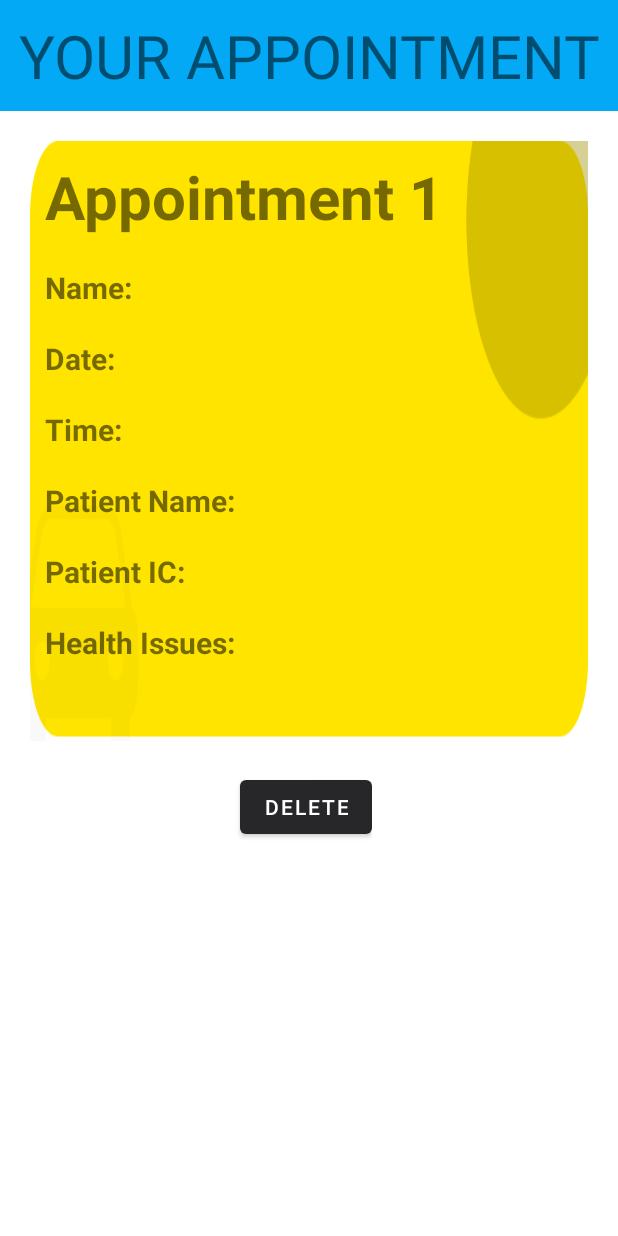
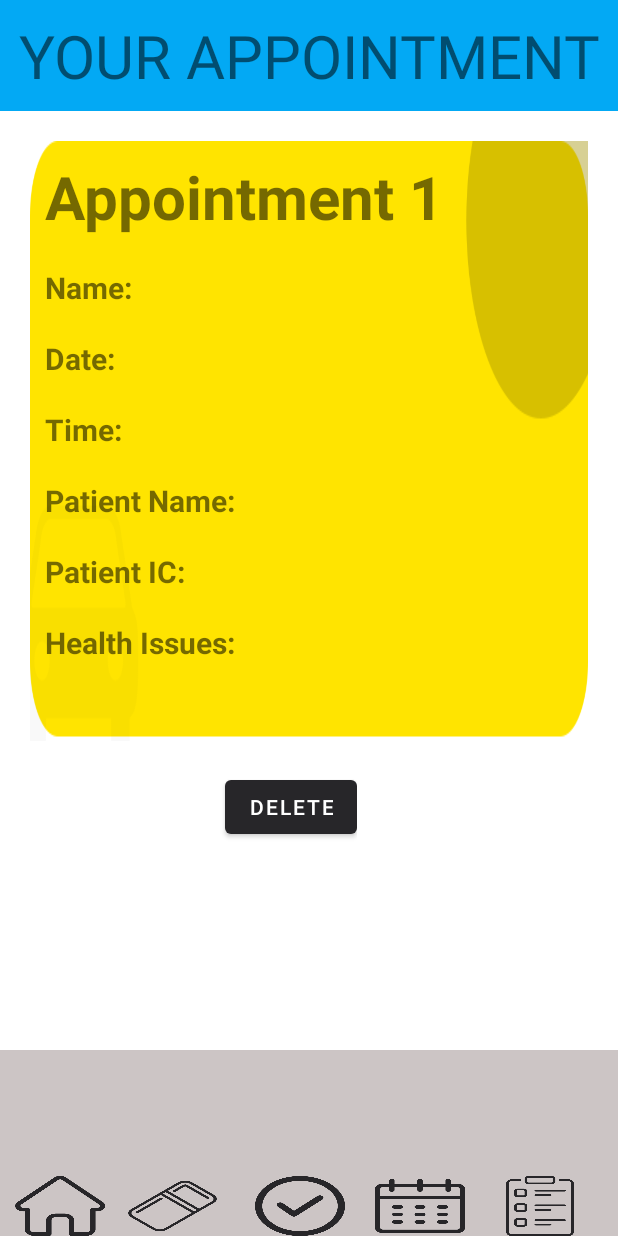
Before and after one commit to JunPeng711/PatientiveApp, an Android app: the ListOfAppointments screen opened directly, with no data from a screen before it, on a phone screen of 412 x 824 dp. Run offline under Robolectric (Android 15) with nearby library versions, the phone set to English and light mode, and no system bars; Roboto replaces fonts that are not available here.

Commit message:
updates (JP)

```diff
--- a/app/src/main/java/com/example/mpsd2/ListOfAppointments.java
+++ b/app/src/main/java/com/example/mpsd2/ListOfAppointments.java
@@ -9,10 +9,11 @@ import android.preference.PreferenceManager;
 import android.view.View;
 import android.widget.Button;
 import android.widget.TextView;
+import android.widget.Toast;
 
 import org.w3c.dom.Text;
 
-public class ListOfAppointments extends AppCompatActivity {
+public class ListOfAppointments extends AppCompatActivity implements View.OnClickListener{
 
     SharedPreferences newPreferences;
     Intent newIntent;
@@ -22,6 +23,17 @@ public class ListOfAppointments extends AppCompatActivity {
     protected void onCreate(Bundle savedInstanceState) {
         super.onCreate(savedInstanceState);
         setContentView(R.layout.activity_list_of_appointments);
+
+        Button homeBtn, healthEducationBtn, appointmentBtn;
+
+        homeBtn = findViewById(R.id.footBtn1);
+        homeBtn.setOnClickListener(this);
+
+        appointmentBtn = findViewById(R.id.footBtn4);
+        appointmentBtn.setOnClickListener(this);
+
+        healthEducationBtn = findViewById(R.id.footBtn5);
+        healthEducationBtn.setOnClickListener(this);
 
         TextView name = findViewById(R.id.viewName);
         TextView date = findViewById(R.id.viewDate);
@@ -48,8 +60,24 @@ public class ListOfAppointments extends AppCompatActivity {
                 SharedPreferences.Editor edit = newPreferences.edit();
                 edit.clear();
                 edit.commit();
+                Toast.makeText(getApplicationContext(),"Deleted",Toast.LENGTH_SHORT).show();
                 startActivity(newIntent);
             }
         });
     }
+
+    public void onClick(View v) {
+        switch(v.getId()){
+            case R.id.footBtn1:
+                startActivity(new Intent(this, ProfileActivity.class));
+                break;
+            case R.id.footBtn4:
+                startActivity(new Intent(this, AddAppointment.class));
+                break;
+            case R.id.footBtn5:
+                startActivity(new Intent(this, HealthEducation.class));
+                break;
+        }
+    }
+
 }
--- a/app/src/main/res/layout/activity_list_of_appointments.xml
+++ b/app/src/main/res/layout/activity_list_of_appointments.xml
@@ -185,9 +185,61 @@
             android:layout_width="wrap_content"
             android:layout_height="wrap_content"
             android:text="Delete"
-            android:layout_marginStart="160dp" />
+            android:layout_marginStart="150dp" />
+
 
     </LinearLayout>
 
+    <LinearLayout
+        android:layout_width="match_parent"
+        android:layout_height="match_parent"
+        android:orientation="horizontal"
+        android:layout_alignParentBottom="true"
+        android:layout_marginTop="700dp"
+        android:background="#CCC5C5"
+        tools:ignore="MissingConstraints">
+
+        <Button
+            android:id="@+id/footBtn1"
+            android:layout_width="60dp"
+            android:layout_height="40dp"
+            android:background="@drawable/home_icon"
+            android:layout_marginStart="10dp"
+            android:layout_gravity="bottom"/>
+
+        <Button
+            android:id="@+id/footBtn2"
+            android:layout_width="70dp"
+            android:layout_height="40dp"
+            android:background="@drawable/report_icon"
+            android:layout_marginStart="10dp"
+            android:layout_gravity="bottom"/>
+
+        <Button
+            android:id="@+id/footBtn3"
+            android:layout_width="60dp"
+            android:layout_height="40dp"
+            android:background="@drawable/checkin_icon"
+            android:layout_marginStart="20dp"
+            android:layout_gravity="bottom"/>
+
+        <Button
+            android:id="@+id/footBtn4"
+            android:layout_width="60dp"
+            android:layout_height="40dp"
+            android:background="@drawable/appointment_icon"
+            android:layout_marginStart="20dp"
+            android:layout_gravity="bottom"/>
+
+        <Button
+            android:id="@+id/footBtn5"
+            android:layout_width="60dp"
+            android:layout_height="40dp"
+            android:background="@drawable/health_education_icon"
+            android:layout_marginStart="20dp"
+            android:layout_gravity="bottom" />
+    </LinearLayout>
+
+
 
 </androidx.constraintlayout.widget.ConstraintLayout>
```
Also changed, not shown: app/src/main/java/com/example/mpsd2/ProfileActivity.java (+1 -6 lines), app/src/main/res/layout/activity_profile.xml (+0 -18 lines).
